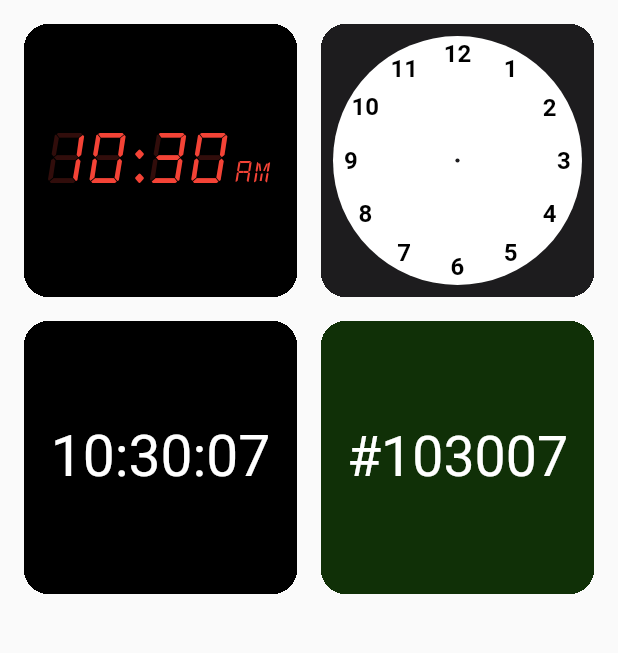
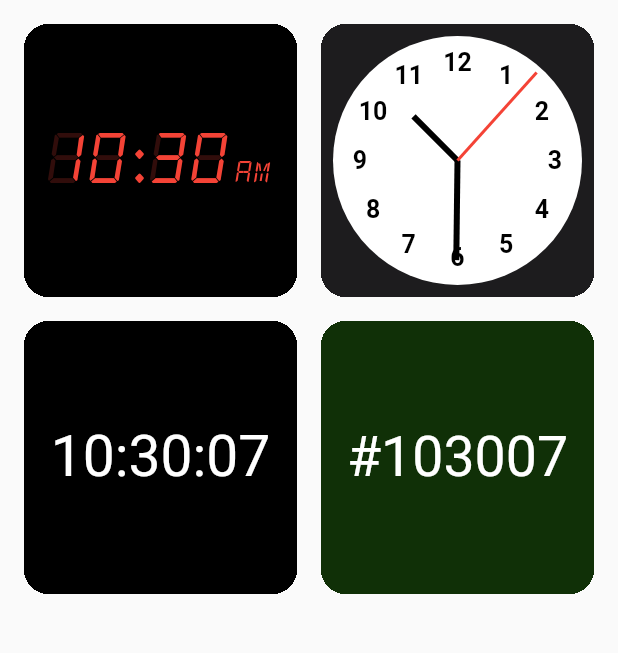
Before and after one commit to ChrisStayte/Clock2, a Flutter app: the screen it shows after launch, on a phone screen of 412 x 824 dp, the part 84-737 px from its top. Run offline on Flutter 3.47's test engine with Material 2 defaults, Android fonts, the phone set to English and light mode, and no system bars; drawn by our look-alikes of auto_size_text; our stand-ins replace font_awesome_flutter, in_app_review, package_info_plus.

Commit message:
analog clock added

```diff
--- a/lib/clocks/analog_clock/analog_clock.dart
+++ b/lib/clocks/analog_clock/analog_clock.dart
@@ -1,7 +1,10 @@
 import 'package:clock2/clocks/analog_clock/clock_dial_painter.dart';
+import 'package:clock2/clocks/analog_clock/hour_hand_painter.dart';
+import 'package:clock2/clocks/analog_clock/minute_hand_painter.dart';
+import 'package:clock2/clocks/analog_clock/second_hand_painter.dart';
+import 'package:clock2/providers/time_provider.dart';
 import 'package:flutter/material.dart';
-import 'package:flutter/src/widgets/container.dart';
-import 'package:flutter/src/widgets/framework.dart';
+import 'package:provider/provider.dart';
 
 class AnalogClock extends StatelessWidget {
   const AnalogClock({super.key});
@@ -39,9 +42,52 @@ class AnalogClock extends StatelessWidget {
                             Center(
                               child: Container(
                                 width: constraints.biggest.shortestSide / 60,
-                                decoration: new BoxDecoration(
+                                decoration: const BoxDecoration(
                                   shape: BoxShape.circle,
                                   color: Color(0Xff1D1C1E),
+                                ),
+                              ),
+                            ),
+                            AspectRatio(
+                              aspectRatio: 1.0,
+                              child: Container(
+                                width: double.infinity,
+                                child: Stack(
+                                  fit: StackFit.expand,
+                                  children: [
+                                    CustomPaint(
+                                      painter: HourHandPainter(
+                                        hours: context
+                                            .watch<TimeProvider>()
+                                            .time
+                                            .hour,
+                                        minutes: context
+                                            .watch<TimeProvider>()
+                                            .time
+                                            .minute,
+                                      ),
+                                    ),
+                                    CustomPaint(
+                                      painter: MinuteHandPainter(
+                                        minutes: context
+                                            .watch<TimeProvider>()
+                                            .time
+                                            .minute,
+                                        seconds: context
+                                            .watch<TimeProvider>()
+                                            .time
+                                            .second,
+                                      ),
+                                    ),
+                                    CustomPaint(
+                                      painter: SecondHandPainter(
+                                        seconds: context
+                                            .watch<TimeProvider>()
+                                            .time
+                                            .second,
+                                      ),
+                                    ),
+                                  ],
                                 ),
                               ),
                             )
--- a/lib/clocks/analog_clock/clock_dial_painter.dart
+++ b/lib/clocks/analog_clock/clock_dial_painter.dart
@@ -14,7 +14,7 @@ class ClockDialPainter extends CustomPainter {
 
   final Paint tickPaint = Paint()..color = Colors.black;
   late final TextPainter textPainter;
-  late final TextStyle textStyle;
+  late TextStyle textStyle;
 
   final romanNumeralList = [
     'XII',
@@ -46,8 +46,24 @@ class ClockDialPainter extends CustomPainter {
     );
   }
 
+  // a function that takes the screen size and calculates a font size between 12 and 25
+  double calculateFontSize(Size size) {
+    final fontSize = size.width / 10;
+    if (fontSize > 24) {
+      return 24;
+    } else if (fontSize < 12) {
+      return 12;
+    } else {
+      return fontSize;
+    }
+  }
+
   @override
   void paint(Canvas canvas, Size size) {
+    final fontSizeBasedUponWidth = size.width / 8;
+    print(fontSizeBasedUponWidth);
+    textStyle = textStyle.copyWith(fontSize: calculateFontSize(size));
+
     var tickMarkLength;
     final angle = 2 * pi / 60;
     final radius = size.width / 2;
@@ -64,7 +80,7 @@ class ClockDialPainter extends CustomPainter {
 
       if (i % 5 == 0) {
         canvas.save();
-        var spaceFromSize = showTicks ? 12 + tickMarkLength : 12;
+        var spaceFromSize = showTicks ? 18 + tickMarkLength : 18;
         canvas.translate(0.0, -radius + spaceFromSize);
         textPainter.text = new TextSpan(
           text: clockText == ClockText.roman
--- /dev/null
+++ b/lib/clocks/analog_clock/hour_hand_painter.dart
@@ -0,0 +1,30 @@
+import 'dart:math';
+
+import 'package:flutter/material.dart';
+
+class HourHandPainter extends CustomPainter {
+  final Paint hourHandPaint = new Paint();
+  int hours;
+  int minutes;
+
+  HourHandPainter({required this.hours, required this.minutes}) {
+    hourHandPaint.color = Colors.black;
+    hourHandPaint.style = PaintingStyle.fill;
+    hourHandPaint.strokeWidth = 4.0;
+  }
+
+  @override
+  void paint(Canvas canvas, Size size) {
+    final radius = size.width / 2;
+    canvas.save();
+    canvas.translate(radius, radius);
+    canvas.rotate((hours * 30 + minutes * 0.5) * pi / 180);
+    canvas.drawLine(Offset(0, 0), Offset(0, -radius * .5), hourHandPaint);
+    canvas.restore();
+  }
+
+  @override
+  bool shouldRepaint(CustomPainter oldDelegate) {
+    return true;
+  }
+}
--- /dev/null
+++ b/lib/clocks/analog_clock/minute_hand_painter.dart
@@ -0,0 +1,30 @@
+import 'dart:math';
+
+import 'package:flutter/material.dart';
+
+class MinuteHandPainter extends CustomPainter {
+  final Paint minuteHandPaint = new Paint();
+  final minutes;
+  final seconds;
+
+  MinuteHandPainter({required this.minutes, required this.seconds}) {
+    minuteHandPaint.color = Colors.black;
+    minuteHandPaint.style = PaintingStyle.fill;
+    minuteHandPaint.strokeWidth = 4.0;
+  }
+
+  @override
+  void paint(Canvas canvas, Size size) {
+    final radius = size.width / 2;
+    canvas.save();
+    canvas.translate(radius, radius);
+    canvas.rotate((minutes * 6 + seconds * 0.1) * pi / 180);
+    canvas.drawLine(Offset(0, 0), Offset(0, -radius * .8), minuteHandPaint);
+    canvas.restore();
+  }
+
+  @override
+  bool shouldRepaint(covariant CustomPainter oldDelegate) {
+    return true;
+  }
+}
--- /dev/null
+++ b/lib/clocks/analog_clock/second_hand_painter.dart
@@ -0,0 +1,29 @@
+import 'dart:math';
+
+import 'package:flutter/material.dart';
+
+class SecondHandPainter extends CustomPainter {
+  final Paint secondHandPaint = new Paint();
+  final seconds;
+
+  SecondHandPainter({required this.seconds}) {
+    secondHandPaint.color = Colors.red;
+    secondHandPaint.strokeWidth = 2.0;
+    secondHandPaint.style = PaintingStyle.fill;
+  }
+
+  @override
+  void paint(Canvas canvas, Size size) {
+    final radius = size.width / 2;
+    canvas.save();
+    canvas.translate(radius, radius);
+    canvas.rotate(seconds * 6 * pi / 180);
+    canvas.drawLine(Offset(0, 0), Offset(0, -radius * .95), secondHandPaint);
+    canvas.restore();
+  }
+
+  @override
+  bool shouldRepaint(SecondHandPainter oldDelegate) {
+    return this.seconds != oldDelegate.seconds;
+  }
+}
```
